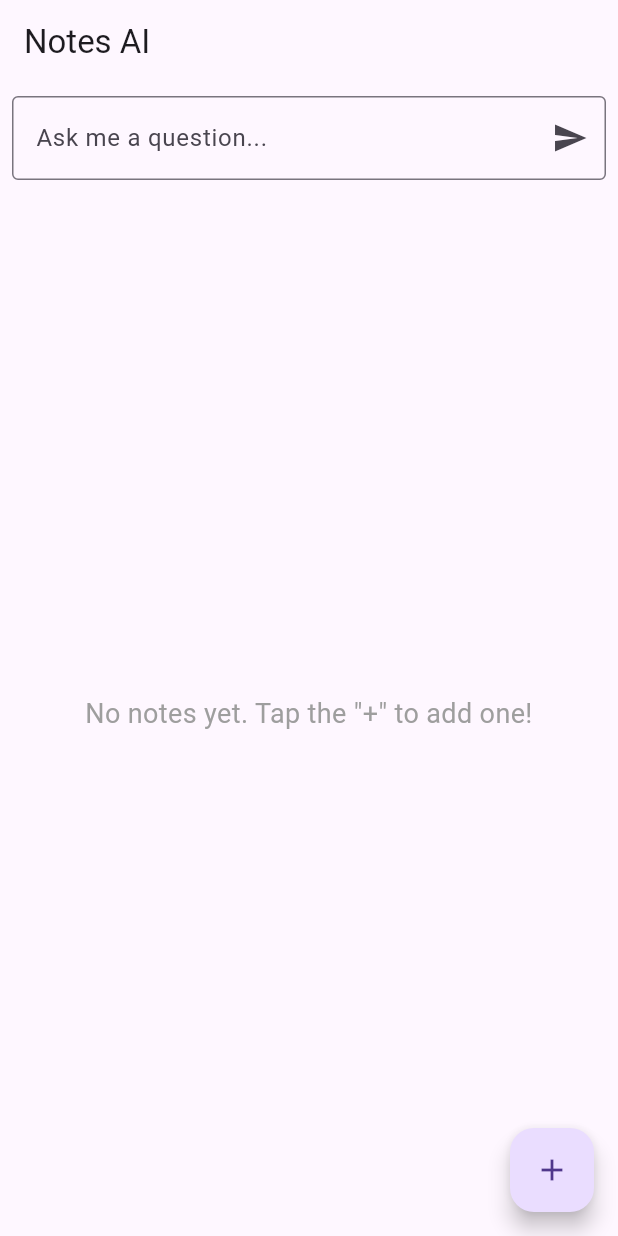
After one commit to karanev/notes-ai, a Flutter app: the screen it shows after launch, on a phone screen of 412 x 824 dp. The commit adds this screen. Run offline on Flutter 3.47's test engine with Material 3 defaults, Android fonts, the phone set to English and light mode, and no system bars; our stand-ins replace drift, drift_flutter; accounts and stored records are empty; generated files the repository leaves out were written again.

Commit message:
feat: refactor NlpQueryInput and NotesDisplay into seperate files

```diff
--- /dev/null
+++ b/lib/screens/components/nlp_query_input.dart
@@ -0,0 +1,32 @@
+import 'package:flutter/material.dart';
+
+class NlpQueryInput extends StatelessWidget {
+  final TextEditingController controller;
+  final VoidCallback onAskQuestion;
+
+  const NlpQueryInput({
+    Key? key,
+    required this.controller,
+    required this.onAskQuestion,
+  }) : super(key: key);
+
+  @override
+  Widget build(BuildContext context) {
+    return Padding(
+      padding: const EdgeInsets.all(8.0),
+      child: TextField(
+        controller: controller,
+        decoration: InputDecoration(
+          labelText: 'Ask me a question...',
+          hintText: 'e.g., how many finished tasks?',
+          suffixIcon: IconButton(
+            icon: const Icon(Icons.send),
+            onPressed: onAskQuestion,
+          ),
+          border: const OutlineInputBorder(),
+        ),
+        onSubmitted: (_) => onAskQuestion(),
+      ),
+    );
+  }
+}
--- /dev/null
+++ b/lib/screens/components/notes_display.dart
@@ -0,0 +1,69 @@
+import 'package:flutter/material.dart';
+import '../../repositories/note_repository.dart';
+import '../../services/database.dart' show Note;
+import '../../models/note_status.dart';
+
+class NotesDisplay extends StatelessWidget {
+  final NoteRepository noteRepository;
+  final Widget Function(Note) buildNoteSubtitle;
+  final void Function(Note) onNoteTap;
+  final void Function(Note) onNoteLongPress;
+
+  const NotesDisplay({
+    Key? key,
+    required this.noteRepository,
+    required this.buildNoteSubtitle,
+    required this.onNoteTap,
+    required this.onNoteLongPress,
+  }) : super(key: key);
+
+  @override
+  Widget build(BuildContext context) {
+    return StreamBuilder<List<Note>>(
+      stream: noteRepository.watchAllNotes(),
+      builder: (context, snapshot) {
+        if (snapshot.connectionState == ConnectionState.waiting) {
+          return const Center(child: CircularProgressIndicator());
+        }
+        if (snapshot.hasError) {
+          return Center(child: Text('Error: ${snapshot.error}'));
+        }
+
+        final notes = snapshot.data ?? [];
+
+        if (notes.isEmpty) {
+          return const Center(
+            child: Text(
+              'No notes yet. Tap the "+" to add one!',
+              textAlign: TextAlign.center,
+              style: TextStyle(fontSize: 18, color: Colors.grey),
+            ),
+          );
+        }
+
+        return ListView.builder(
+          itemCount: notes.length,
+          itemBuilder: (context, index) {
+            final note = notes[index];
+            return Card(
+              margin: const EdgeInsets.symmetric(horizontal: 8, vertical: 4),
+              child: ListTile(
+                title: Text(note.title, style: const TextStyle(fontWeight: FontWeight.bold)),
+                subtitle: buildNoteSubtitle(note),
+                trailing: Text(
+                  NoteStatus.displayText(note.status),
+                  style: TextStyle(
+                    color: NoteStatus.getColor(note.status),
+                    fontWeight: FontWeight.bold,
+                  ),
+                ),
+                onTap: () => onNoteTap(note),
+                onLongPress: () => onNoteLongPress(note),
+              ),
+            );
+          },
+        );
+      },
+    );
+  }
+}
```
Also changed, not shown: lib/screens/note_list_screen.dart (+4 -96 lines).
